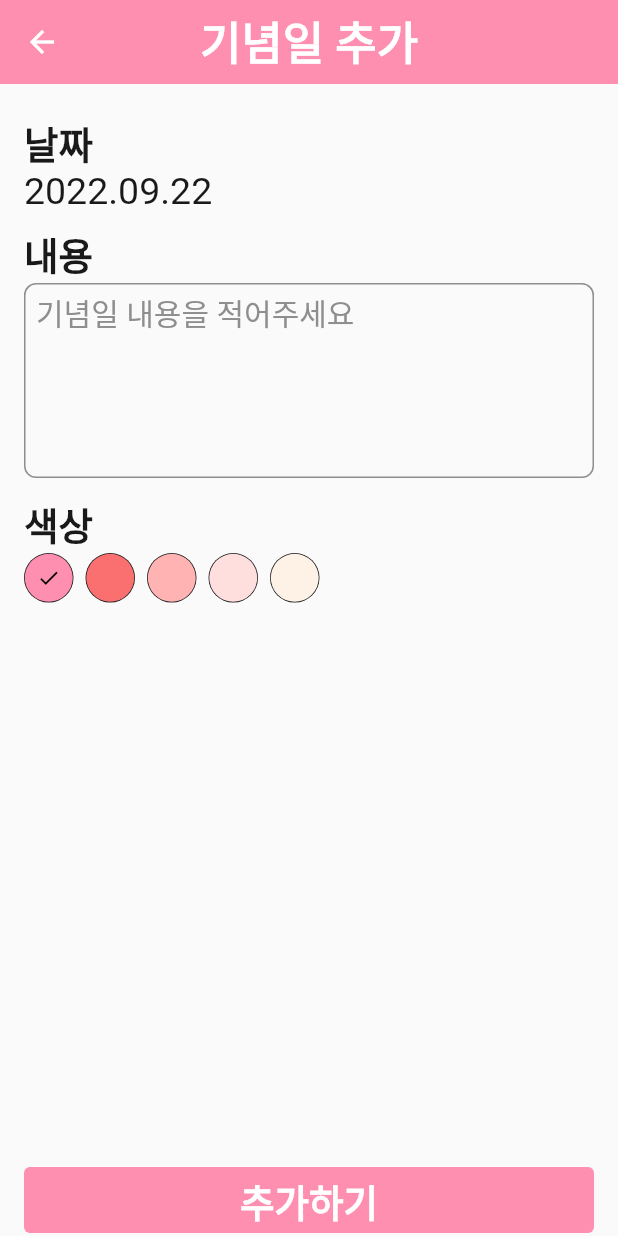
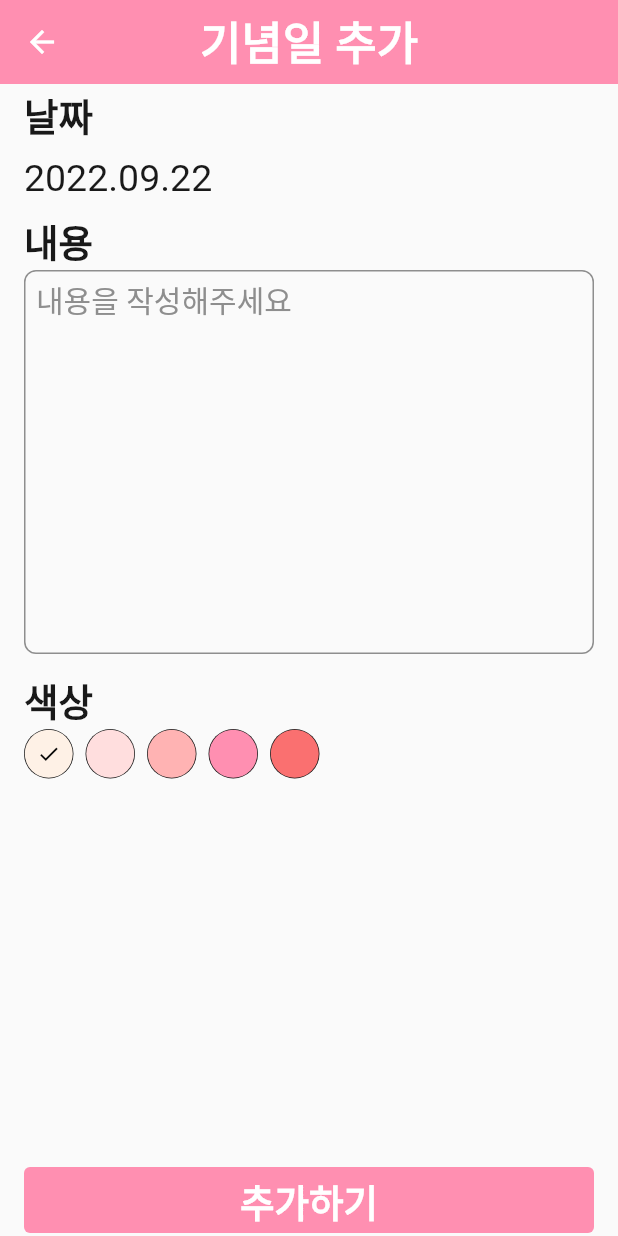
Before and after one commit to reve74/uandi, a Flutter app: the screen it shows after launch, after a tap on the "arrow forward" icon, after a tap on the "add" icon, on a phone screen of 412 x 824 dp. Run offline on Flutter 3.47's test engine with Material 2 defaults, Android fonts, the phone set to English and light mode, and no system bars; our stand-ins replace flutter_riverpod, hive, hive_flutter, image_cropper, image_picker; accounts and stored records are empty; Roboto replaces fonts that are missing (Kangwon).

Commit message:
memo update

```diff
--- a/lib/app/const/kangwon.dart
+++ b/lib/app/const/kangwon.dart
@@ -42,4 +42,5 @@ class Kangwon {
   static const lightGray_s35_w600_h24 = CustomTextStyle(fontFamily: kangwon, color: ColorPalette.lightGray, fontSize: 20, fontWeight: FontWeight.w400, height: 24);
 
 
+
 }
--- a/lib/app/model/anniversary.dart
+++ b/lib/app/model/memo_model.dart
@@ -1,10 +1,9 @@
-import 'package:flutter/material.dart';
 import 'package:hive_flutter/hive_flutter.dart';
 
-part 'anniversary.g.dart';
+part 'memo_model.g.dart';
 
 @HiveType(typeId: 2)
-class Anniversary {
+class Memo {
   @HiveField(0)
   final DateTime? selectedDate;
 
@@ -17,7 +16,7 @@ class Anniversary {
   @HiveField(3)
   final int color;
 
-  Anniversary({
+  Memo({
     this.selectedDate,
     required this.text,
     required this.id,
--- a/lib/app/provider/counter_provider.dart
+++ b/lib/app/provider/counter_provider.dart
@@ -2,8 +2,7 @@ import 'dart:io';
 import 'dart:typed_data';
 import 'package:flutter_riverpod/flutter_riverpod.dart';
 
-final selectColorProvider = StateProvider<int>((ref) => 0);
-final textProvider = StateProvider<String>((ref) => '');
+
 
 final now = DateTime.now();
 
@@ -15,7 +14,10 @@ final dateProvider = StateProvider<DateTime>(
   ),
 );
 
-final anniversaryDateProvider = StateProvider(
+final selectColorProvider = StateProvider<int>((ref) => 0);
+final textProvider = StateProvider<String>((ref) => '');
+
+final memoDateProvider = StateProvider(
   (ref) => DateTime(
     now.year,
     now.month,
--- a/lib/app/provider/story_provider.dart
+++ /dev/null
@@ -1,3 +0,0 @@
-import 'package:flutter_riverpod/flutter_riverpod.dart';
-
-// final storyProvider = StateProvider((ref) => );
--- a/lib/app/screen/add_anniversary_screen.dart
+++ /dev/null
@@ -1,100 +0,0 @@
-import 'package:flutter/material.dart';
-import 'package:flutter_riverpod/flutter_riverpod.dart';
-import 'package:hive/hive.dart';
-import 'package:intl/intl.dart';
-import 'package:uandi/app/const/color_palette.dart';
-import 'package:uandi/app/const/kangwon.dart';
-import 'package:uandi/app/const/size_helper.dart';
-import 'package:uandi/app/model/anniversary.dart';
-import 'package:uandi/app/provider/counter_provider.dart';
-import 'package:uandi/app/utils/util.dart';
-import 'package:uandi/app/widget/custom_textformfield.dart';
-import 'package:uandi/app/widget/selecrt_color_widget.dart';
-
-class AddAnniversaryScreen extends ConsumerWidget {
-  const AddAnniversaryScreen({Key? key}) : super(key: key);
-
-  @override
-  Widget build(BuildContext context, WidgetRef ref) {
-    // final date = ref.watch(dateProvider);
-    String text = '';
-
-    return Scaffold(
-      appBar: AppBar(
-        backgroundColor: ColorPalette.pink,
-        elevation: 0,
-        title: const Text('기념일 추가', style: Kangwon.white_s30_bold_h24),
-        centerTitle: true,
-      ),
-      body: SafeArea(
-        child: Padding(
-          padding: const EdgeInsets.symmetric(horizontal: 16.0),
-          child: Column(
-            crossAxisAlignment: CrossAxisAlignment.stretch,
-            children: [
-              Spacer(flex: 10),
-              label('날짜'),
-              InkWell(
-                onTap: () {
-                  daySelect(context, ref, anniversaryDateProvider, false);
-                },
-                child: Consumer(
-                  builder: (context, ref, _) {
-                    final DateTime selectedDate =
-                        ref.watch(anniversaryDateProvider.state).state;
-                    final dateString = dateFormatter(date: selectedDate);
-                    return Text(
-                      dateString,
-                      style: Kangwon.black_s25_w400_h24,
-                    );
-                  },
-                ),
-              ),
-              eHeight(10),
-              label('내용'),
-              CustomTextFormField(),
-              eHeight(10),
-              label('색상'),
-              SelectColorWidget(),
-              Spacer(
-                flex: 200,
-              ),
-              ElevatedButton(
-                onPressed: () async {
-                  final box = await Hive.openBox<Anniversary>('anniversary');
-                  int id = 0;
-
-                  if (box.isNotEmpty) {
-                    final prevItem = box.getAt(box.length - 1);
-                    if (prevItem != null) {
-                      id = prevItem.id + 1;
-                    }
-                  }
-                  box.put(
-                    id,
-                    Anniversary(
-                      selectedDate: ref.read(anniversaryDateProvider),
-                      text: ref.read(textProvider),
-                      id: id,
-                      color: ref.read(selectColorProvider),
-                    ),
-                  );
-                  Navigator.of(context).pop();
-                },
-                child: const Padding(
-                  padding: EdgeInsets.symmetric(vertical: 10.0),
-                  child: Text('추가하기', style: Kangwon.white_s25_w600_h24),
-                ),
-                style: ElevatedButton.styleFrom(
-                  primary: ColorPalette.pink,
-                  elevation: 0,
-                ),
-              ),
-            ],
-          ),
-        ),
-      ),
-    );
-  }
-
-}
--- /dev/null
+++ b/lib/app/screen/add_memo_screen.dart
@@ -0,0 +1,105 @@
+import 'package:flutter/material.dart';
+import 'package:flutter_riverpod/flutter_riverpod.dart';
+import 'package:uandi/app/common/widgets.dart';
+import 'package:uandi/app/const/color_palette.dart';
+import 'package:uandi/app/const/kangwon.dart';
+import 'package:uandi/app/const/size_helper.dart';
+import 'package:uandi/app/provider/counter_provider.dart';
+import 'package:uandi/app/utils/util.dart';
+import 'package:uandi/app/widget/custom_textformfield.dart';
+import 'package:uandi/app/widget/selecrt_color_widget.dart';
+
+class AddMemoScreen extends ConsumerWidget {
+  const AddMemoScreen({Key? key}) : super(key: key);
+
+  @override
+  Widget build(BuildContext context, WidgetRef ref) {
+    return GestureDetector(
+      onTap: () {
+        FocusScope.of(context).unfocus();
+      },
+      child: Scaffold(
+        appBar: AppBar(
+          backgroundColor: ColorPalette.pink,
+          elevation: 0,
+          title: const Text('기념일 추가', style: Kangwon.white_s30_bold_h24),
+          centerTitle: true,
+        ),
+        body: SafeArea(
+          child: LayoutBuilder(
+            builder: (context, constraints) {
+              return SingleChildScrollView(
+                child: Padding(
+                  padding: const EdgeInsets.symmetric(horizontal: 16.0),
+                  child: ConstrainedBox(
+                    constraints:
+                        BoxConstraints(minHeight: constraints.maxHeight),
+                    child: IntrinsicHeight(
+                      child: Column(
+                        crossAxisAlignment: CrossAxisAlignment.stretch,
+                        children: [
+                          label('날짜'),
+                          Row(
+                            children: [
+                              InkWell(
+                                onTap: () {
+                                  daySelect(
+                                    context,
+                                    ref,
+                                    memoDateProvider,
+                                    false,
+                                  );
+                                },
+                                child: Consumer(
+                                  builder: (context, ref, _) {
+                                    final DateTime selectedDate = ref
+                                        .watch(memoDateProvider.state)
+                                        .state;
+                                    final dateString =
+                                        dateFormatter(date: selectedDate);
+                                    return Padding(
+                                      padding:
+                                          EdgeInsets.symmetric(vertical: 10),
+                                      child: Text(
+                                        dateString,
+                                        style: Kangwon.black_s25_w400_h24,
+                                      ),
+                                    );
+                                  },
+                                ),
+                              ),
+                            ],
+                          ),
+                          label('내용'),
+                          CustomTextFormField(hintText: '내용을 작성해주세요'),
+                          eHeight(10),
+                          label('색상'),
+                          SelectColorWidget(),
+                          Spacer(),
+                          ElevatedButton(
+                            onPressed: () async {
+                              addMemo(context, ref);
+                            },
+                            child: const Padding(
+                              padding: EdgeInsets.symmetric(vertical: 10.0),
+                              child: Text('추가하기',
+                                  style: Kangwon.white_s25_w600_h24),
+                            ),
+                            style: ElevatedButton.styleFrom(
+                              primary: ColorPalette.pink,
+                              elevation: 0,
+                            ),
+                          ),
+                        ],
+                      ),
+                    ),
+                  ),
+                ),
+              );
+            },
+          ),
+        ),
+      ),
+    );
+  }
+}
--- a/lib/app/screen/component/couple_tabbar.dart
+++ b/lib/app/screen/tabbar_widget/couple_tabbar.dart
@@ -9,12 +9,13 @@ import 'package:intl/intl.dart';
 import 'package:uandi/app/const/color_palette.dart';
 import 'package:uandi/app/const/kangwon.dart';
 import 'package:uandi/app/const/size_helper.dart';
-import 'package:uandi/app/model/anniversary.dart';
+import 'package:uandi/app/model/memo_model.dart';
 import 'package:uandi/app/model/couple.dart';
 import 'package:uandi/app/provider/counter_provider.dart';
-import 'package:uandi/app/screen/add_anniversary_screen.dart';
+import 'package:uandi/app/screen/add_memo_screen.dart';
+import 'package:uandi/app/screen/memo_screen.dart';
 import 'package:uandi/app/utils/util.dart';
-import 'package:uandi/app/widget/anniversary_card.dart';
+import 'package:uandi/app/widget/memo_card.dart';
 
 class CoupleTabBar extends ConsumerStatefulWidget {
   const CoupleTabBar({Key? key}) : super(key: key);
@@ -150,33 +151,39 @@ class _CoupleTabBarState extends ConsumerState {
                     IconButton(
                         onPressed: () {
                           Navigator.of(context).push(MaterialPageRoute(
-                              builder: (context) => AddAnniversaryScreen()));
+                              builder: (context) => AddMemoScreen()));
                         },
                         icon: Icon(Icons.add))
                   ],
                 ),
                 //TODO: 기념일 추가 위젯 List.generate
                 ValueListenableBuilder(
-                  valueListenable:
-                      Hive.box<Anniversary>('anniversary').listenable(),
-                  builder: (context, Box<Anniversary> box, child) {
+                  valueListenable: Hive.box<Memo>('memo').listenable(),
+                  builder: (context, Box<Memo> box, child) {
                     return Column(
-                      children: List.generate(
-                        box.length,
-                        (index) {
-                          final item = box.getAt(index);
-                          return GestureDetector(
-                              onTap: () {},
-                              child: AnniversaryCard(anniversary: item!));
-                        },
-                      ),
+                      children:  List.generate(
+                              box.length,
+                              (index) {
+                                print(index);
+                                final memo = box.getAt(index);
+                                return GestureDetector(
+                                  onTap: () {
+                                    Navigator.of(context).push(
+                                      MaterialPageRoute(
+                                        builder: (context) =>
+                                            MemoScreen(memo: memo!),
+                                      ),
+                                    );
+                                  },
+                                  child: MemoCard(
+                                    memo: memo!,
+                                  ),
+                                );
+                              },
+                            )
                     );
                   },
                 ),
-
-                // List.generate(length, (index) {
-                //   return Anniversary(selectedDate: ,id: ,anniversary: );
-                // });
               ],
             ),
           ),
--- a/lib/app/utils/util.dart
+++ b/lib/app/utils/util.dart
@@ -6,7 +6,9 @@ import 'package:flutter_riverpod/flutter_riverpod.dart';
 import 'package:hive_flutter/hive_flutter.dart';
 import 'package:image_picker/image_picker.dart';
 import 'package:intl/intl.dart';
+import 'package:uandi/app/const/color_palette.dart';
 import 'package:uandi/app/const/kangwon.dart';
+import 'package:uandi/app/model/memo_model.dart';
 import 'package:uandi/app/model/couple.dart';
 import 'package:uandi/app/provider/counter_provider.dart';
 import 'package:image_picker/image_picker.dart';
@@ -237,9 +239,51 @@ Future<void> selectImage() async {
   }
 }
 
-Widget label(String text) {
-  return Padding(
-    padding: const EdgeInsets.symmetric(vertical: 8.0),
-    child: Text(text, style: Kangwon.black_s25_w600_h24),
+
+
+
+// 기념일 추가
+void addMemo(context, WidgetRef ref) async{
+  final box = await Hive.openBox<Memo>('memo');
+  int id = 0;
+
+  if (box.isNotEmpty) {
+    final prevItem = box.getAt(box.length - 1);
+    if (prevItem != null) {
+      id = prevItem.id + 1;
+    }
+  }
+  box.put(
+    id,
+    Memo(
+      selectedDate: ref.read(memoDateProvider),
+      text: ref.read(textProvider),
+      id: id,
+      color: ref.read(selectColorProvider),
+    ),
   );
+  Navigator.of(context).pop();
 }
+
+void deleteMemo(context, int id) async{
+  final box = await Hive.openBox<Memo>('memo');
+  box.delete(id);
+  Navigator.of(context).pop();
+}
+
+Color getBGClr(int no) {
+  switch (no) {
+    case 0:
+      return ColorPalette.beige;
+    case 1:
+      return ColorPalette.lightPink;
+    case 2:
+      return ColorPalette.lightPink1;
+    case 3:
+      return ColorPalette.pink;
+    case 4:
+      return ColorPalette.peach;
+    default:
+      return ColorPalette.beige;
+  }
+}
--- a/lib/app/widget/custom_textformfield.dart
+++ b/lib/app/widget/custom_textformfield.dart
@@ -3,30 +3,46 @@ import 'package:flutter_riverpod/flutter_riverpod.dart';
 import 'package:uandi/app/const/color_palette.dart';
 import 'package:uandi/app/const/kangwon.dart';
 import 'package:uandi/app/provider/counter_provider.dart';
+import 'package:uandi/app/utils/util.dart';
 
 class CustomTextFormField extends ConsumerWidget {
-  const CustomTextFormField({Key? key}) : super(key: key);
+  final String? hintText;
+  final bool? readOnly;
+  final String? label;
+  final int? bgColor;
+  const CustomTextFormField({
+    this.hintText,
+    this.label,
+    this.readOnly,
+    this.bgColor,
+    Key? key,
+  }) : super(key: key);
 
   @override
   Widget build(BuildContext context, WidgetRef ref) {
     return TextFormField(
       decoration: InputDecoration(
         focusedBorder: OutlineInputBorder(
-          borderSide: BorderSide(color: ColorPalette.lightGray),
+          borderSide: const BorderSide(color: ColorPalette.lightGray),
           borderRadius: BorderRadius.circular(8.0),
         ),
         enabledBorder: OutlineInputBorder(
-          borderSide: BorderSide(color: ColorPalette.lightGray),
+          borderSide: const BorderSide(color: ColorPalette.lightGray),
           borderRadius: BorderRadius.circular(8.0),
         ),
-        hintText: '기념일 내용을 적어주세요',
+        hintText: hintText,
         hintStyle: Kangwon.lightGray_s35_w600_h24,
-        contentPadding: EdgeInsets.all(8),
+        contentPadding: const EdgeInsets.all(8),
+        // filled: true,
+        // fillColor: getBGClr(bgColor!),
       ),
-      maxLines: 6,
+      readOnly: readOnly ?? false,
+      initialValue: label,
+      maxLines: 10,
       onChanged: (value) {
         ref.read(textProvider.notifier).state = value;
       },
+      style: Kangwon.black_s25_w400_h24,
     );
   }
 }
--- /dev/null
+++ b/lib/app/widget/memo_card.dart
@@ -0,0 +1,50 @@
+import 'package:flutter/material.dart';
+import 'package:uandi/app/const/color_palette.dart';
+import 'package:uandi/app/const/kangwon.dart';
+import 'package:uandi/app/model/memo_model.dart';
+import 'package:uandi/app/utils/util.dart';
+
+class MemoCard extends StatelessWidget {
+  final Memo memo;
+
+  const MemoCard({
+    required this.memo,
+    Key? key,
+  }) : super(key: key);
+
+  @override
+  Widget build(BuildContext context) {
+    final dateString = dateFormatter(date: memo.selectedDate!);
+
+    return Padding(
+      padding: const EdgeInsets.only(bottom: 8.0),
+      child: Container(
+        // height: 80,
+        height: 100,
+        decoration: BoxDecoration(
+          borderRadius: BorderRadius.circular(8),
+          color: getBGClr(memo.color),
+        ),
+        child: Padding(
+          padding: const EdgeInsets.all(8.0),
+          child: Column(
+            crossAxisAlignment: CrossAxisAlignment.stretch,
+            children: [
+              Text(
+                dateString,
+                style: Kangwon.black_s17_w400_h24,
+              ),
+              Text(
+                memo.text,
+                style: Kangwon.black_s20_w500_h24,
+              ),
+              Text(
+                memo.id.toString(),
+              )
+            ],
+          ),
+        ),
+      ),
+    );
+  }
+}
--- a/lib/app/widget/selecrt_color_widget.dart
+++ b/lib/app/widget/selecrt_color_widget.dart
@@ -28,14 +28,14 @@ class SelectColorWidget extends ConsumerWidget {
                     child: CircleAvatar(
                       radius: 16,
                       backgroundColor: index == 0
-                          ? ColorPalette.pink
+                          ? ColorPalette.beige
                           : index == 1
-                          ? ColorPalette.peach
+                          ? ColorPalette.lightPink
                           : index == 2
                           ? ColorPalette.lightPink1
                           : index == 3
-                          ? ColorPalette.lightPink
-                          : ColorPalette.beige,
+                          ? ColorPalette.pink
+                          : ColorPalette.peach,
                       child: selectColor == index
                           ? Icon(
                         Icons.done,
--- a/lib/main.dart
+++ b/lib/main.dart
@@ -3,7 +3,7 @@ import 'package:flutter_riverpod/flutter_riverpod.dart';
 import 'package:hive_flutter/hive_flutter.dart';
 import 'package:intl/date_symbol_data_local.dart';
 import 'package:uandi/app/app.dart';
-import 'package:uandi/app/model/anniversary.dart';
+import 'package:uandi/app/model/memo_model.dart';
 import 'package:uandi/app/model/couple.dart';
 
 void main() async {
@@ -11,8 +11,8 @@ void main() async {
   await Hive.initFlutter();
   Hive.registerAdapter(CoupleAdapter());
   await Hive.openBox<Couple>('couple');
-  Hive.registerAdapter(AnniversaryAdapter());
-  await Hive.openBox<Anniversary>('anniversary');
+  Hive.registerAdapter(MemoAdapter());
+  await Hive.openBox<Memo>('memo');
   initializeDateFormatting('ko_KR', null);
 
   runApp(const ProviderScope(child: MyApp()));
```
Also changed, not shown: lib/app/common/widgets.dart (added, +19 -0 lines), lib/app/screen/home_screen.dart (+2 -8 lines), lib/app/screen/memo_screen.dart (+105 -4 lines), lib/app/widget/anniversary_card.dart (deleted, +0 -58 lines), lib/app/model/memo_model.g.dart, lib/app/screen/tabbar_widget/story_tabbar.dart (renamed from lib/app/screen/component/story_tabbar.dart).
